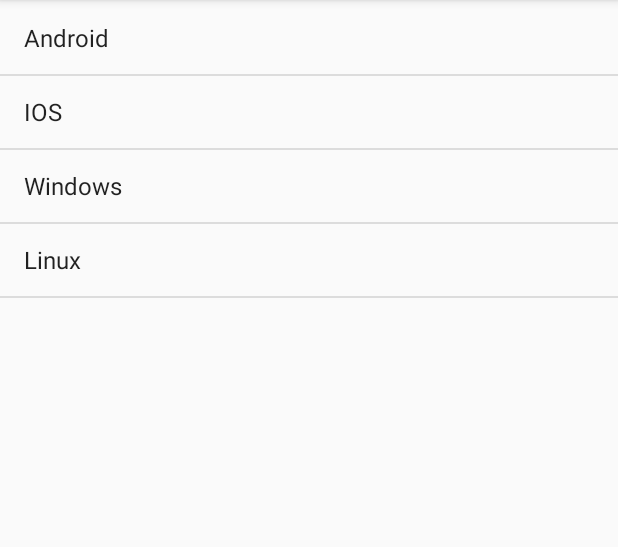
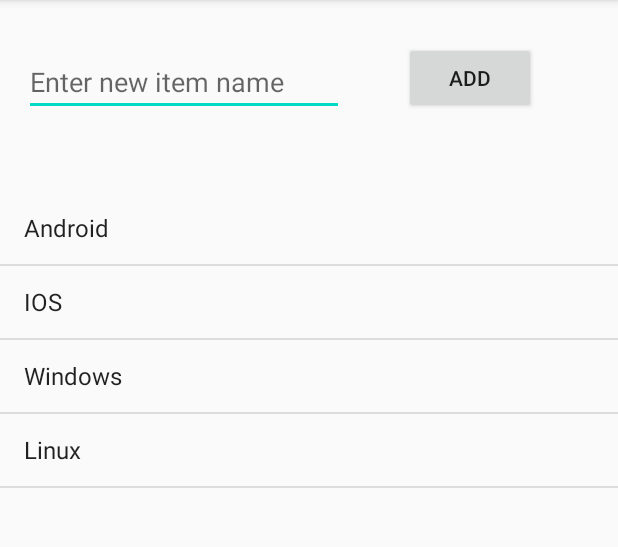
Before and after one commit to Raynagu/ListView, an Android app: the DynamicActivity screen opened directly, with no data from a screen before it, on a phone screen of 412 x 824 dp, the part 84-631 px from its top. Run offline under Robolectric (Android 15) with nearby library versions, the phone set to English and light mode, and no system bars.

Commit message:
add new item

```diff
--- a/app/src/main/java/com/admin/listview/DynamicActivity.kt
+++ b/app/src/main/java/com/admin/listview/DynamicActivity.kt
@@ -12,11 +12,23 @@ class DynamicActivity : AppCompatActivity() {
         super.onCreate(savedInstanceState)
         setContentView(R.layout.activity_dynamic)
 
-        val listItem = arrayOf("Android", "IOS", "Windows", "Linux")
+        val listItem = mutableListOf<String>("Android", "IOS", "Windows", "Linux")
+
         dynamicList.adapter = ArrayAdapter<String>(this, android.R.layout.simple_list_item_1, listItem)
 
         dynamicList.setOnItemClickListener { adapterView, view, i, l ->
             Toast.makeText(this, "clicked ${listItem[i]}", Toast.LENGTH_SHORT).show()
         }
+
+        btn_newItem.setOnClickListener {
+            val newItem = edit_newItem.text.toString()
+            if(newItem.isEmpty()){
+                edit_newItem.error = "Please enter an item name"
+            }else{
+                listItem.add(newItem)
+                edit_newItem.text.clear()
+                dynamicList.adapter = ArrayAdapter<String>(this, android.R.layout.simple_list_item_1, listItem)
+            }
+        }
     }
 }
--- a/app/src/main/res/layout/activity_dynamic.xml
+++ b/app/src/main/res/layout/activity_dynamic.xml
@@ -6,14 +6,40 @@
     android:layout_height="match_parent"
     tools:context=".DynamicActivity">
 
+    <EditText
+        android:id="@+id/edit_newItem"
+        android:layout_width="wrap_content"
+        android:layout_height="wrap_content"
+        android:layout_marginStart="16dp"
+        android:layout_marginTop="32dp"
+        android:ems="10"
+        android:hint="Enter new item name"
+        android:inputType="textPersonName"
+        app:layout_constraintStart_toStartOf="parent"
+        app:layout_constraintTop_toTopOf="parent" />
+
+    <Button
+        android:id="@+id/btn_newItem"
+        android:layout_width="wrap_content"
+        android:layout_height="wrap_content"
+        android:layout_marginTop="28dp"
+        android:text="@string/btn_add"
+        app:layout_constraintEnd_toEndOf="parent"
+        app:layout_constraintHorizontal_bias="0.425"
+        app:layout_constraintStart_toEndOf="@+id/edit_newItem"
+        app:layout_constraintTop_toTopOf="parent" />
+
     <ListView
         android:id="@+id/dynamicList"
         android:layout_width="match_parent"
-        android:layout_height="0dp"
-        android:layout_marginTop="1dp"
+        android:layout_height="357dp"
         android:layout_marginBottom="1dp"
         app:layout_constraintBottom_toBottomOf="parent"
         app:layout_constraintEnd_toEndOf="parent"
+        app:layout_constraintHorizontal_bias="0.0"
         app:layout_constraintStart_toStartOf="parent"
-        app:layout_constraintTop_toTopOf="parent" />
+        app:layout_constraintTop_toBottomOf="@+id/edit_newItem"
+        app:layout_constraintVertical_bias="0.152" />
+
+
 </androidx.constraintlayout.widget.ConstraintLayout>
--- a/app/src/main/res/values/strings.xml
+++ b/app/src/main/res/values/strings.xml
@@ -1,6 +1,7 @@
 <resources>
     <string name="app_name">ListView</string>
     <string name="btn_dynamic_list">Dynamic List</string>
+    <string name="btn_add">Add</string>
 
     <array name="myList">
         <item>Samsung</item>
```
